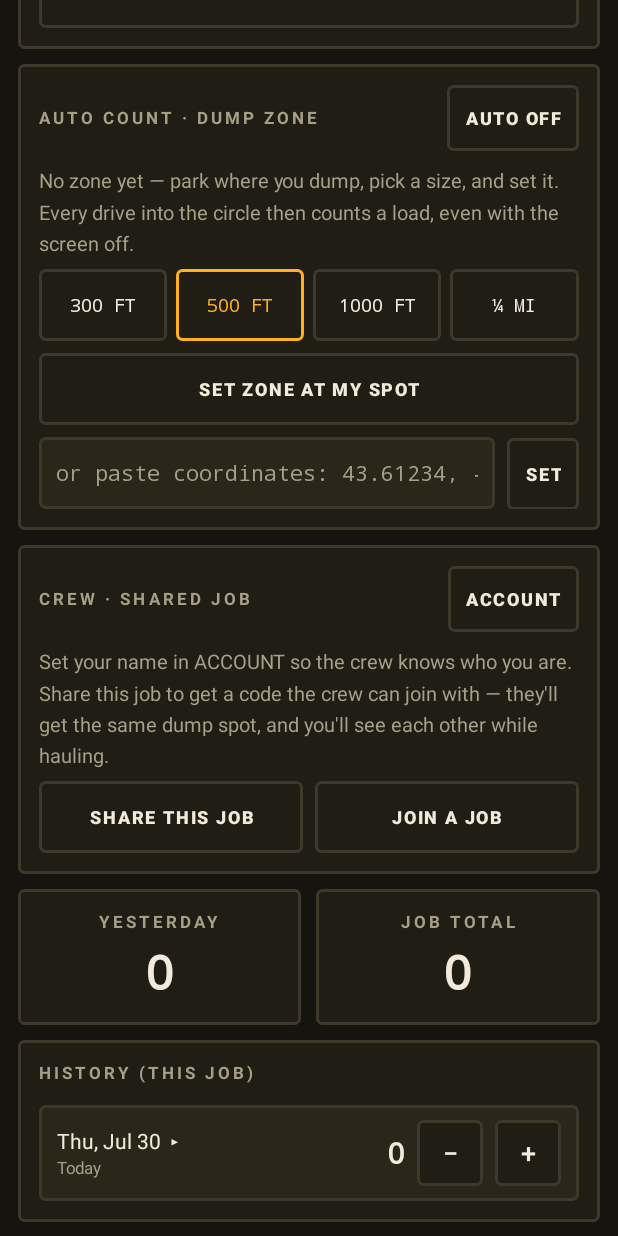
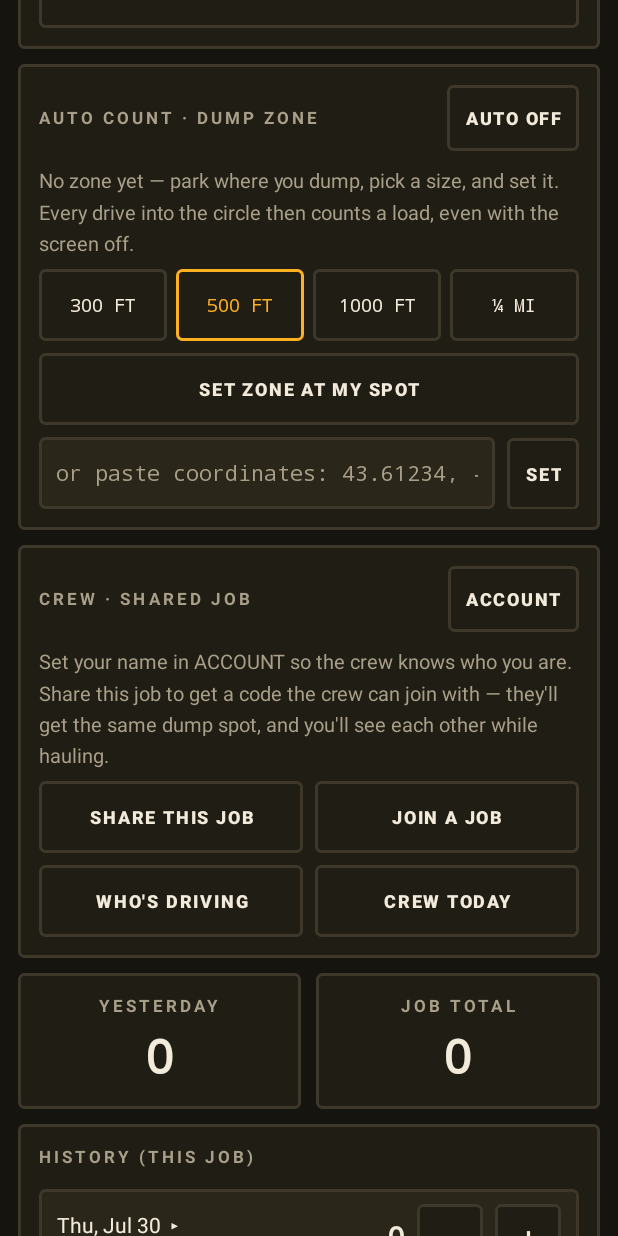
Before and after one commit to Farmerboy14/Shop-Tools, an Android app: the screen it shows after launch (MainActivity), scrolled down 576 dp, on a phone screen of 412 x 824 dp. Run offline under Robolectric (Android 15) with nearby library versions, the phone set to English and light mode, and no system bars; our stand-ins replace Firebase (no records; nobody signed in at launch, a user with empty details on screens opened directly).

Commit message:
Truck-phone mode: who's-driving picker, per-driver loads, CREW TODAY
For phones that live in the truck: the account becomes the vehicle and a
per-shift driver is picked on top.

- ACCOUNT gains a truck-phone toggle; with it on, a shared job asks
  "Who's driving?" once per day at startup -- tap a name from the job
  roster or type a new one, which joins the roster for every truck
- Loads and live positions carry the shift driver as well as the truck;
  the dim radar shows JAKE - TRUCK 3
- CREW TODAY: live tally of today's shared loads per driver plus the day
  total, readable from any phone -- the boss view

Co-Authored-By: Claude Fable 5 <noreply@anthropic.com>
Claude-Session: https://claude.ai/code/session_015pfu2b87kQGCdKEvhLk7ec

```diff
--- a/android/app/src/main/java/com/farmerboy/silageloads/AccountActivity.kt
+++ b/android/app/src/main/java/com/farmerboy/silageloads/AccountActivity.kt
@@ -14,10 +14,12 @@ class AccountActivity : AppCompatActivity() {
 
         val name = findViewById<EditText>(R.id.accountName)
         val vehicle = findViewById<EditText>(R.id.accountVehicle)
+        val truckMode = findViewById<android.widget.CheckBox>(R.id.truckModeCheck)
         val status = findViewById<TextView>(R.id.accountStatus)
 
         name.setText(Sync.myName(this))
         vehicle.setText(Sync.myVehicle(this))
+        truckMode.isChecked = Sync.truckMode(this)
 
         status.text = if (Sync.configured(this)) {
             "Sharing is on. When you're in a shared job, the crew sees your name, " +
@@ -29,6 +31,7 @@ class AccountActivity : AppCompatActivity() {
 
         findViewById<Button>(R.id.accountSaveBtn).setOnClickListener {
             Sync.saveProfile(this, name.text.toString().trim(), vehicle.text.toString().trim())
+            Sync.setTruckMode(this, truckMode.isChecked)
             finish()
         }
     }
--- a/android/app/src/main/res/layout/activity_main.xml
+++ b/android/app/src/main/res/layout/activity_main.xml
@@ -386,6 +386,32 @@
                         android:minHeight="48dp"
                         android:text="@string/join_job" />
                 </LinearLayout>
+
+                <LinearLayout
+                    android:layout_width="match_parent"
+                    android:layout_height="wrap_content"
+                    android:layout_marginTop="8dp"
+                    android:orientation="horizontal">
+
+                    <Button
+                        android:id="@+id/driverBtn"
+                        style="@style/ChunkyButton"
+                        android:layout_width="0dp"
+                        android:layout_height="wrap_content"
+                        android:layout_weight="1"
+                        android:minHeight="48dp"
+                        android:text="@string/switch_driver" />
+
+                    <Button
+                        android:id="@+id/crewTodayBtn"
+                        style="@style/ChunkyButton"
+                        android:layout_width="0dp"
+                        android:layout_height="wrap_content"
+                        android:layout_marginStart="8dp"
+                        android:layout_weight="1"
+                        android:minHeight="48dp"
+                        android:text="@string/crew_today" />
+                </LinearLayout>
             </LinearLayout>
 
             <!-- stats -->
--- a/android/app/src/main/res/values/strings.xml
+++ b/android/app/src/main/res/values/strings.xml
@@ -39,6 +39,9 @@
     <string name="account_hint">How you show up to the rest of the crew — on their map and in the shared load log. Lives on this phone; no password.</string>
     <string name="your_name">Name</string>
     <string name="your_vehicle">Vehicle (what you drive)</string>
+    <string name="switch_driver">WHO\'S DRIVING</string>
+    <string name="crew_today">CREW TODAY</string>
+    <string name="truck_phone">Truck phone — stays in the vehicle, asks who\'s driving each day</string>
     <string name="delete">DELETE</string>
     <string name="cancel">CANCEL</string>
     <string name="history">HISTORY (THIS JOB)</string>
```
Also changed, not shown: android/app/src/main/java/com/farmerboy/silageloads/MainActivity.kt (+96 -3 lines), android/app/src/main/java/com/farmerboy/silageloads/Sync.kt (+96 -3 lines), android/app/src/main/res/layout/activity_account.xml (+9 -0 lines).
